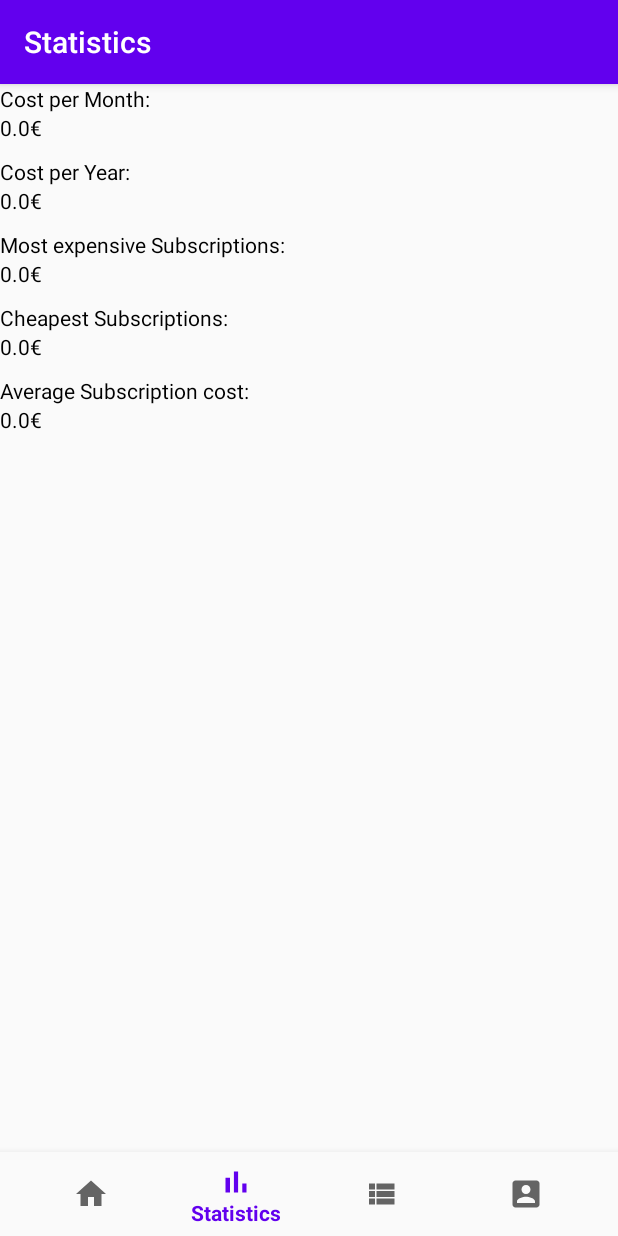
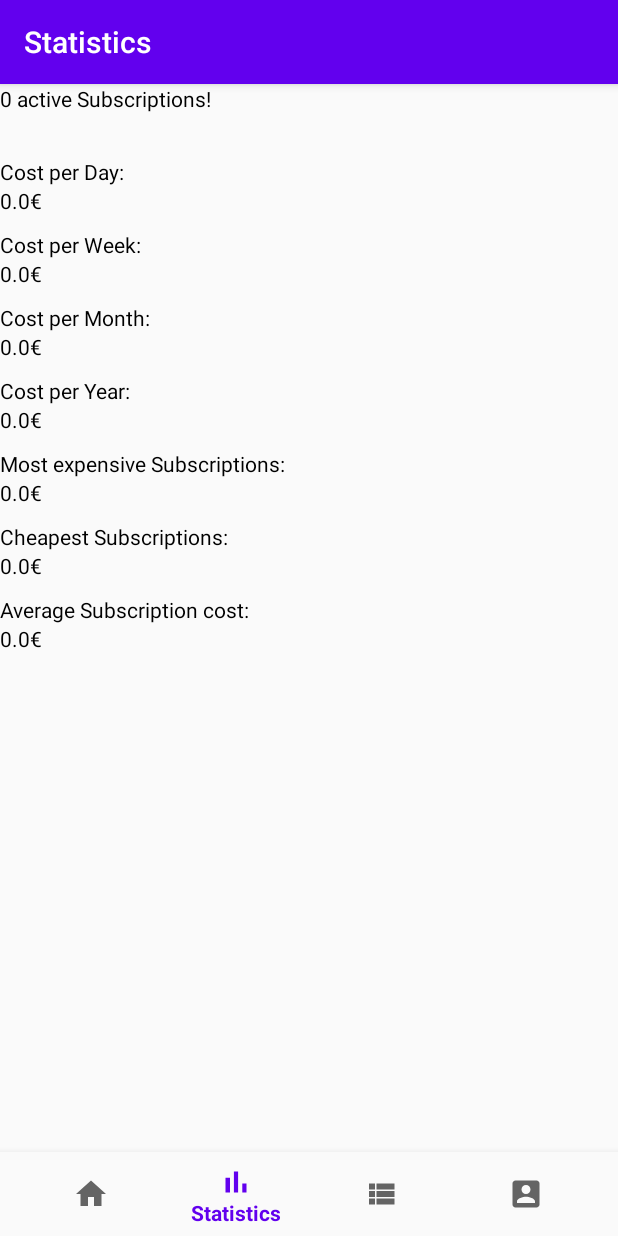
Before and after one commit to Marvin2611/SubscriptionApp, an Android app: the screen it shows after launch (MainActivity), item 2 of the bottom bar chosen, on a phone screen of 412 x 824 dp. Run offline under Robolectric (Android 15) with nearby library versions, the phone set to English and light mode, and no system bars; our stand-ins replace navigation-ui; libraries missing offline, so code that uses them is left out: com.github.mikephil.charting; 12 statements that could not run were skipped.

```diff
--- a/app/src/main/java/com/example/subscriptionapp/ui/statistics/StatisticsFragment.kt
+++ b/app/src/main/java/com/example/subscriptionapp/ui/statistics/StatisticsFragment.kt
@@ -30,22 +30,28 @@ class StatisticsFragment : Fragment() {
 
         val root = inflater.inflate(R.layout.fragment_statistics, container, false)
 
+        val subscriptionAmountValue:TextView=root.findViewById(R.id.SubAmount)
+        val costPerDayValue:TextView=root.findViewById(R.id.costPerDayValue)
+        val costPerWeekValue: TextView = root.findViewById(R.id.costPerWeekValue)
         val costPerMonthValue: TextView = root.findViewById(R.id.costPerMonthValue)
         val costPerYearValue: TextView = root.findViewById(R.id.costPerYearValue)
         val highestValue: TextView = root.findViewById(R.id.mostExpensiveValue)
         val lowestValue: TextView = root.findViewById(R.id.cheapestValue)
         val averageValue: TextView = root.findViewById(R.id.averageValue)
 
-        UpdateLayout(costPerMonthValue, costPerYearValue, highestValue, lowestValue, averageValue)
+        UpdateLayout(subscriptionAmountValue,costPerDayValue,costPerWeekValue,costPerMonthValue, costPerYearValue, highestValue, lowestValue, averageValue)
 
         return root
     }
 
-    fun UpdateLayout(pmV: TextView, pyV: TextView, hV: TextView, lV: TextView, aV: TextView) {
+    fun UpdateLayout(saV:TextView,pdV:TextView,pwV:TextView, pmV: TextView, pyV: TextView, hV: TextView, lV: TextView, aV: TextView) {
+        saV.text=(model.stats.AboCount().toString()+" active Subscriptions!")
+        pdV.text=(model.stats.TotalSum).toString()+"€"
+        pwV.text=(model.stats.TotalSum*7).toString()+"€"
         pmV.text = (model.stats.TotalSum*30).toString()+"€"
         pyV.text = (model.stats.TotalSum*365).toString()+"€"
-        hV.text = (model.stats.highest*30).toString()+"€"
-        lV.text= (model.stats.lowest*30).toString()+"€"
-        aV.text = (model.stats.average*30).toString()+"€"
+        hV.text = (model.stats.highest).toString()+"€"
+        lV.text= (model.stats.lowest).toString()+"€"
+        aV.text = (model.stats.average).toString()+"€"
     }
 }
--- a/app/src/main/res/layout/fragment_statistics.xml
+++ b/app/src/main/res/layout/fragment_statistics.xml
@@ -15,6 +15,48 @@
         app:layout_constraintStart_toStartOf="parent"
         app:layout_constraintTop_toTopOf="parent">
 
+        <TextView
+            android:id="@+id/SubAmount"
+            android:layout_width="match_parent"
+            android:layout_height="wrap_content"
+            android:text="@string/stat_amount"
+            android:textColor="#000000" />
+
+        <TextView
+            android:id="@+id/SubAmountCount"
+            android:layout_width="match_parent"
+            android:layout_height="wrap_content"
+            android:layout_marginBottom="@dimen/textView_spacing_bottom"
+            android:text=""
+            android:textColor="#000000" />
+        <TextView
+            android:id="@+id/costPerDay"
+            android:layout_width="match_parent"
+            android:layout_height="wrap_content"
+            android:text="@string/stat_day"
+            android:textColor="#000000" />
+
+        <TextView
+            android:id="@+id/costPerDayValue"
+            android:layout_width="match_parent"
+            android:layout_height="wrap_content"
+            android:layout_marginBottom="@dimen/textView_spacing_bottom"
+            android:text=""
+            android:textColor="#000000" />
+        <TextView
+            android:id="@+id/costPerWeek"
+            android:layout_width="match_parent"
+            android:layout_height="wrap_content"
+            android:text="@string/stat_week"
+            android:textColor="#000000" />
+
+        <TextView
+            android:id="@+id/costPerWeekValue"
+            android:layout_width="match_parent"
+            android:layout_height="wrap_content"
+            android:layout_marginBottom="@dimen/textView_spacing_bottom"
+            android:text=""
+            android:textColor="#000000" />
         <TextView
             android:id="@+id/costPerMonth"
             android:layout_width="match_parent"
--- a/app/src/main/res/values/strings.xml
+++ b/app/src/main/res/values/strings.xml
@@ -26,6 +26,9 @@
     <string name="profile_p">P</string>
     <string name="profile_d">D</string>
 
+    <string name="stat_amount">Subscription Amount:</string>
+    <string name="stat_day">Cost per Day:</string>
+    <string name="stat_week">Cost per Week:</string>
     <string name="stat_month">Cost per Month:</string>
     <string name="stat_year">Cost per Year:</string>
     <string name="stat_most_expensive">Most expensive Subscriptions:</string>
```
